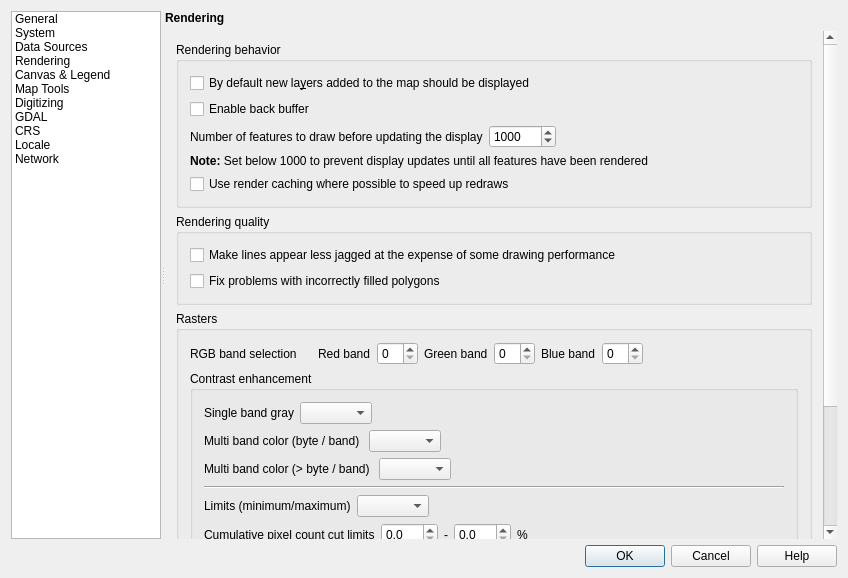
The window that src/ui/qgsoptionsbase.ui (qgis/QGIS) describes before a commit, drawn with Qt 5.
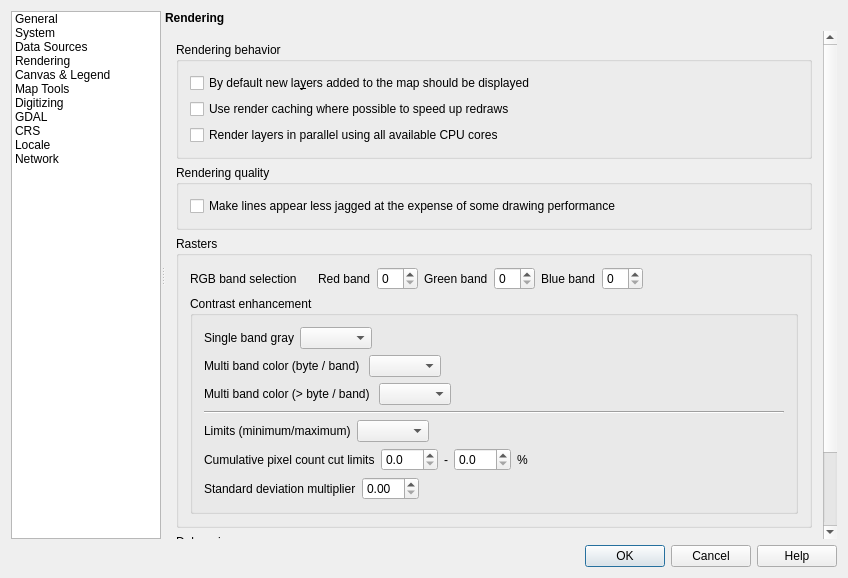
The same window after the commit. The open tabs and pages were chosen to show the change. Icons and pictures are not drawn. Custom widgets are drawn as their Qt base class.

Commit message: Options: remove legacy rendering options, add parallel rendering

Patch:
```diff
--- a/src/ui/qgsoptionsbase.ui
+++ b/src/ui/qgsoptionsbase.ui
@@ -1577,8 +1577,8 @@
                <rect>
                 <x>0</x>
                 <y>0</y>
-                <width>572</width>
-                <height>611</height>
+                <width>670</width>
+                <height>631</height>
                </rect>
               </property>
               <layout class="QVBoxLayout" name="verticalLayout_29">
@@ -1588,16 +1588,6 @@
                   <string>Rendering behavior</string>
                  </property>
                  <layout class="QGridLayout" name="_4">
-                  <item row="1" column="0">
-                   <widget class="QCheckBox" name="chkEnableBackbuffer">
-                    <property name="toolTip">
-                     <string>Better graphics performance at the cost of loosing the possibility to cancel rendering and incremental feature drawing</string>
-                    </property>
-                    <property name="text">
-                     <string>Enable back buffer</string>
-                    </property>
-                   </widget>
-                  </item>
                   <item row="0" column="0">
                    <widget class="QCheckBox" name="chkAddedVisibility">
                     <property name="text">
@@ -1605,47 +1595,17 @@
                     </property>
                    </widget>
                   </item>
-                  <item row="4" column="0" colspan="2">
+                  <item row="1" column="0" colspan="2">
                    <widget class="QCheckBox" name="chkUseRenderCaching">
                     <property name="text">
                      <string>Use render caching where possible to speed up redraws</string>
                     </property>
                    </widget>
                   </item>
-                  <item row="2" column="0">
-                   <layout class="QHBoxLayout" name="horizontalLayout_26">
-                    <item>
-                     <widget class="QLabel" name="labelUpdateThreshold">
-                      <property name="text">
-                       <string>Number of features to draw before updating the display</string>
-                      </property>
-                     </widget>
-                    </item>
-                    <item>
-                     <widget class="QSpinBox" name="spinBoxUpdateThreshold">
-                      <property name="maximumSize">
-                       <size>
-                        <width>200</width>
-                        <height>16777215</height>
-                       </size>
-                      </property>
-                      <property name="toolTip">
-                       <string>Map display will be updated (drawn) after this many features have been read from the data source</string>
-                      </property>
-                      <property name="maximum">
-                       <number>1000000</number>
-                      </property>
-                      <property name="value">
-                       <number>1000</number>
-                      </property>
-                     </widget>
-                    </item>
-                   </layout>
-                  </item>
-                  <item row="3" column="0" colspan="2">
-                   <widget class="QLabel" name="textLabel3">
+                  <item row="2" column="0" colspan="2">
+                   <widget class="QCheckBox" name="chkParallelRendering">
                     <property name="text">
-                     <string>&lt;b&gt;Note:&lt;/b&gt; Set below 1000 to prevent display updates until all features have been rendered</string>
+                     <string>Render layers in parallel using all available CPU cores</string>
                     </property>
                    </widget>
                   </item>
@@ -1668,13 +1628,6 @@
                     </property>
                    </widget>
                   </item>
-                  <item>
-                   <widget class="QCheckBox" name="chkUseQPixmap">
-                    <property name="text">
-                     <string>Fix problems with incorrectly filled polygons</string>
-                    </property>
-                   </widget>
-                  </item>
                  </layout>
                 </widget>
                </item>
```
Left out of the diff: 38 changed lines with no effect on the pictures. The commit also changes 7 other files.
